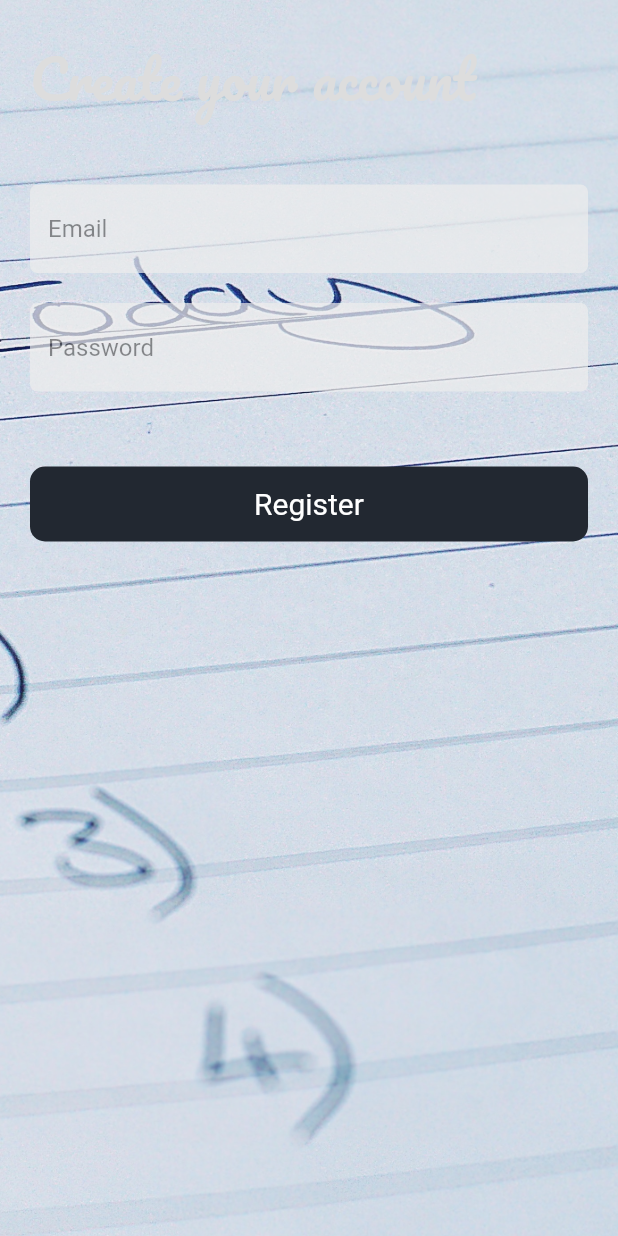
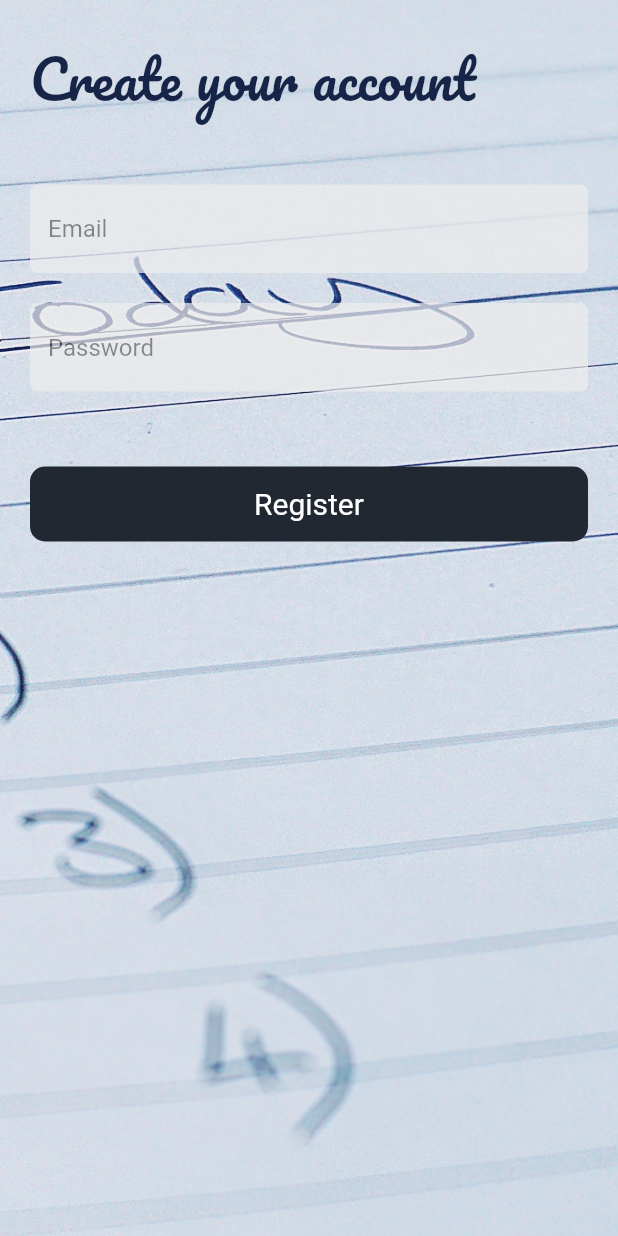
Before and after one commit to Abderraouf99/Assistant, a Flutter app: the screen it shows after launch, after a tap on "Register", on a phone screen of 412 x 824 dp. Run offline on Flutter 3.47's test engine with Material 2 defaults, Android fonts, the phone set to English and light mode, and no system bars; our stand-ins replace adaptive_dialog, cloud_firestore, firebase_auth, firebase_core, flutter_local_notifications, google_sign_in; accounts and stored records are empty.

Commit message:
bug fixes to the login and registration screens

```diff
--- a/lib/Screens/WelcomeScreenUpdated.dart
+++ b/lib/Screens/WelcomeScreenUpdated.dart
@@ -25,11 +25,11 @@ class WelcomeScreenNew extends StatelessWidget {
               children: [
                 Flexible(
                   child: Text(
-                    'Welcome to your student companion',
+                    'Welcome to your assistant',
                     style: TextStyle(
-                      fontSize: 36,
+                      fontSize: 40,
                       fontFamily: 'Pacifico',
-                      color: Theme.of(context).primaryColorDark,
+                      color: Color(0xff162447),
                     ),
                   ),
                 ),
--- a/lib/Screens/registationScreen.dart
+++ b/lib/Screens/registationScreen.dart
@@ -1,4 +1,5 @@
 import 'package:flutter/material.dart';
+import 'package:to_do_app/Screens/loginScreen.dart';
 import 'package:to_do_app/Screens/pageViewScreen.dart';
 import 'package:to_do_app/constants.dart';
 
@@ -38,7 +39,7 @@ class RegistrationScreen extends StatelessWidget {
                     style: TextStyle(
                       fontSize: 36,
                       fontFamily: 'Pacifico',
-                      color: Theme.of(context).primaryColorDark,
+                      color: Color(0xff162447),
                     ),
                   ),
                 ),
@@ -49,7 +50,7 @@ class RegistrationScreen extends StatelessWidget {
                   opacity: 0.7,
                   child: TextField(
                     style: TextStyle(
-                      color: Theme.of(context).primaryColorDark,
+                      color: Color(0xff162447),
                     ),
                     onChanged: (value) {
                       _email = value;
@@ -65,7 +66,7 @@ class RegistrationScreen extends StatelessWidget {
                   opacity: 0.7,
                   child: TextField(
                     style: TextStyle(
-                      color: Theme.of(context).primaryColorDark,
+                      color: Color(0xff162447),
                     ),
                     keyboardType: TextInputType.emailAddress,
                     obscureText: true,
@@ -125,8 +126,9 @@ class RegistrationScreen extends StatelessWidget {
                       } on FirebaseAuthException catch (e) {
                         print(e.code);
                         if (e.code == 'email-already-in-use') {
+                          await showAlertDialog(context: context,title: 'You already have an account',message: 'You are going to be directed to the login screen',);
                           Navigator.popAndPushNamed(
-                              context, PageViewNavigation.pageViewNavigationID);
+                              context, LoginScreen.loginScreenId);
                         }
                       }
                     },
```
Also changed, not shown: lib/Screens/loginScreen.dart (+5 -4 lines), 1 other file.
